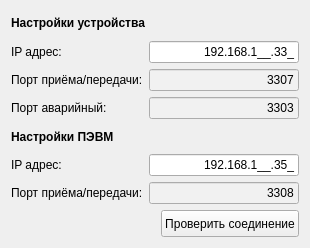
Before: the Qt Designer form tgca/connection.ui in Veala/host_tgca-for-t_hsc, drawn with Qt 5.
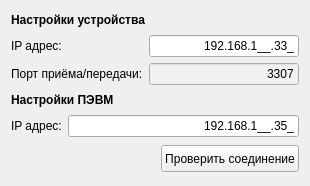
After: the same form once the commit is applied. Icons and pictures are not drawn.

```diff
--- a/tgca/connection.ui
+++ b/tgca/connection.ui
@@ -10,9 +10,15 @@
     <x>0</x>
     <y>0</y>
     <width>310</width>
-    <height>248</height>
+    <height>186</height>
    </rect>
   </property>
+  <property name="sizePolicy">
+   <sizepolicy hsizetype="Preferred" vsizetype="Ignored">
+    <horstretch>0</horstretch>
+    <verstretch>0</verstretch>
+   </sizepolicy>
+  </property>
   <property name="maximumSize">
    <size>
     <width>310</width>
@@ -46,18 +52,6 @@
        </property>
       </widget>
      </item>
-     <item row="2" column="0">
-      <widget class="QLabel" name="labelPortEDevice">
-       <property name="font">
-        <font>
-         <pointsize>9</pointsize>
-        </font>
-       </property>
-       <property name="text">
-        <string>Порт аварийный:</string>
-       </property>
-      </widget>
-     </item>
      <item row="0" column="0">
       <widget class="QLabel" name="labelIPDevice">
        <property name="font">
@@ -112,34 +106,16 @@
        </property>
       </widget>
      </item>
-     <item row="2" column="1">
-      <widget class="QLineEdit" name="lineEditPortEDevice">
-       <property name="font">
-        <font>
-         <pointsize>9</pointsize>
-        </font>
-       </property>
-       <property name="styleSheet">
-        <string notr="true">background-color: rgb(241, 241, 241);</string>
-       </property>
-       <property name="inputMask">
-        <string>0000</string>
-       </property>
-       <property name="text">
-        <string>3303</string>
-       </property>
-       <property name="alignment">
-        <set>Qt::AlignRight|Qt::AlignTrailing|Qt::AlignVCenter</set>
-       </property>
-       <property name="readOnly">
-        <bool>true</bool>
-       </property>
-      </widget>
-     </item>
     </layout>
    </item>
    <item row="0" column="0">
     <widget class="QLabel" name="labelTune">
+     <property name="sizePolicy">
+      <sizepolicy hsizetype="Preferred" vsizetype="Fixed">
+       <horstretch>0</horstretch>
+       <verstretch>0</verstretch>
+      </sizepolicy>
+     </property>
      <property name="font">
       <font>
        <pointsize>9</pointsize>
@@ -154,6 +130,15 @@
    </item>
    <item row="2" column="0">
     <widget class="QLabel" name="labelParam">
+     <property name="enabled">
+      <bool>true</bool>
+     </property>
+     <property name="sizePolicy">
+      <sizepolicy hsizetype="Preferred" vsizetype="Fixed">
+       <horstretch>0</horstretch>
+       <verstretch>0</verstretch>
+      </sizepolicy>
+     </property>
      <property name="font">
       <font>
        <pointsize>9</pointsize>
@@ -198,44 +183,11 @@
    </item>
    <item row="3" column="0">
     <layout class="QGridLayout" name="gridLayout_PC">
-     <item row="1" column="0">
-      <widget class="QLabel" name="labelPortIOPCNet">
-       <property name="font">
-        <font>
-         <pointsize>9</pointsize>
-        </font>
-       </property>
-       <property name="text">
-        <string>Порт приёма/передачи:</string>
-       </property>
-      </widget>
-     </item>
-     <item row="1" column="1">
-      <widget class="QLineEdit" name="lineEditPortIOPCNet">
-       <property name="font">
-        <font>
-         <pointsize>9</pointsize>
-        </font>
-       </property>
-       <property name="styleSheet">
-        <string notr="true">background-color: rgb(241, 241, 241);</string>
-       </property>
-       <property name="inputMask">
-        <string>0000</string>
-       </property>
-       <property name="text">
-        <string>3308</string>
-       </property>
-       <property name="alignment">
-        <set>Qt::AlignRight|Qt::AlignTrailing|Qt::AlignVCenter</set>
-       </property>
-       <property name="readOnly">
-        <bool>true</bool>
-       </property>
-      </widget>
-     </item>
      <item row="0" column="1">
       <widget class="QLineEdit" name="lineEditIPPCNet">
+       <property name="enabled">
+        <bool>true</bool>
+       </property>
        <property name="inputMask">
         <string>000.000.000.000;_</string>
        </property>
@@ -252,6 +204,9 @@
      </item>
      <item row="0" column="0">
       <widget class="QLabel" name="labelIPPCNet">
+       <property name="enabled">
+        <bool>true</bool>
+       </property>
        <property name="font">
         <font>
          <pointsize>9</pointsize>
```
